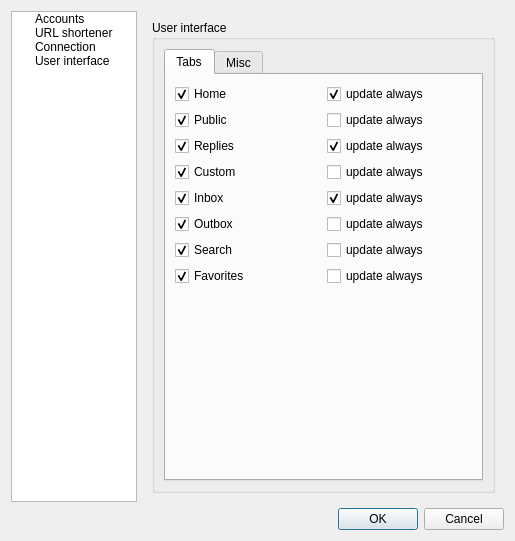
Old version of the form branches/ng/src/OptionsDialog.ui in the repository asolfre/qwit.
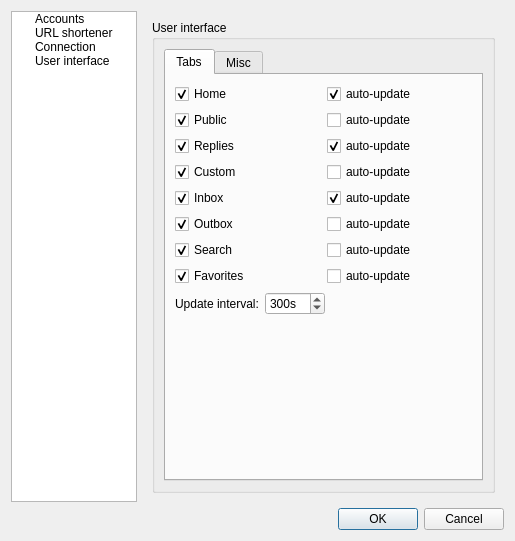
New version of the form. The open tabs and pages were chosen to show the change.

Commit message: ng branch: added update interval configuration option

The edit to the form file:
```diff
--- a/branches/ng/src/OptionsDialog.ui
+++ b/branches/ng/src/OptionsDialog.ui
@@ -232,7 +232,7 @@
                       <item>
                        <widget class="QCheckBox" name="homeTabUpdateAlwaysCheckBox">
                         <property name="text">
-                         <string>update always</string>
+                         <string>auto-update</string>
                         </property>
                         <property name="checked">
                          <bool>true</bool>
@@ -256,7 +256,7 @@
                       <item>
                        <widget class="QCheckBox" name="publicTabUpdateAlwaysCheckBox">
                         <property name="text">
-                         <string>update always</string>
+                         <string>auto-update</string>
                         </property>
                        </widget>
                       </item>
@@ -277,7 +277,7 @@
                       <item>
                        <widget class="QCheckBox" name="repliesTabUpdateAlwaysCheckBox">
                         <property name="text">
-                         <string>update always</string>
+                         <string>auto-update</string>
                         </property>
                         <property name="checked">
                          <bool>true</bool>
@@ -301,7 +301,7 @@
                       <item>
                        <widget class="QCheckBox" name="customTabUpdateAlwaysCheckBox">
                         <property name="text">
-                         <string>update always</string>
+                         <string>auto-update</string>
                         </property>
                        </widget>
                       </item>
@@ -322,7 +322,7 @@
                       <item>
                        <widget class="QCheckBox" name="inboxTabUpdateAlwaysCheckBox">
                         <property name="text">
-                         <string>update always</string>
+                         <string>auto-update</string>
                         </property>
                         <property name="checked">
                          <bool>true</bool>
@@ -346,7 +346,7 @@
                       <item>
                        <widget class="QCheckBox" name="outboxTabUpdateAlwaysCheckBox">
                         <property name="text">
-                         <string>update always</string>
+                         <string>auto-update</string>
                         </property>
                        </widget>
                       </item>
@@ -367,7 +367,7 @@
                       <item>
                        <widget class="QCheckBox" name="searchTabUpdateAlwaysCheckBox">
                         <property name="text">
-                         <string>update always</string>
+                         <string>auto-update</string>
                         </property>
                        </widget>
                       </item>
@@ -388,12 +388,58 @@
                       <item>
                        <widget class="QCheckBox" name="favoritesTabUpdateAlwaysCheckBox">
                         <property name="text">
-                         <string>update always</string>
+                         <string>auto-update</string>
                         </property>
                        </widget>
                       </item>
                      </layout>
                     </item>
+                    <item>
+                     <layout class="QHBoxLayout" name="horizontalLayout_12">
+                      <item>
+                       <widget class="QLabel" name="label_3">
+                        <property name="text">
+                         <string>Update interval:</string>
+                        </property>
+                       </widget>
+                      </item>
+                      <item>
+                       <widget class="QSpinBox" name="updateIntervalSpinBox">
+                        <property name="sizePolicy">
+                         <sizepolicy hsizetype="Minimum" vsizetype="Fixed">
+                          <horstretch>0</horstretch>
+                          <verstretch>0</verstretch>
+                         </sizepolicy>
+                        </property>
+                        <property name="suffix">
+                         <string>s</string>
+                        </property>
+                        <property name="minimum">
+                         <number>10</number>
+                        </property>
+                        <property name="maximum">
+                         <number>3600</number>
+                        </property>
+                        <property name="value">
+                         <number>300</number>
+                        </property>
+                       </widget>
+                      </item>
+                      <item>
+                       <spacer name="horizontalSpacer">
+                        <property name="orientation">
+                         <enum>Qt::Horizontal</enum>
+                        </property>
+                        <property name="sizeHint" stdset="0">
+                         <size>
+                          <width>40</width>
+                          <height>20</height>
+                         </size>
+                        </property>
+                       </spacer>
+                      </item>
+                     </layout>
+                    </item>
                     <item>
                      <spacer name="verticalSpacer_3">
                       <property name="orientation">
```
Left out of the diff: 18 changed lines with no effect on the pictures. The commit also changes 10 other files.
